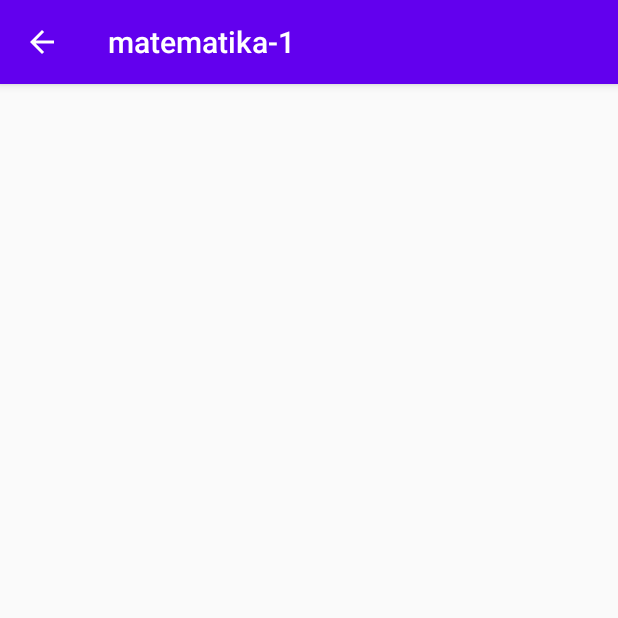
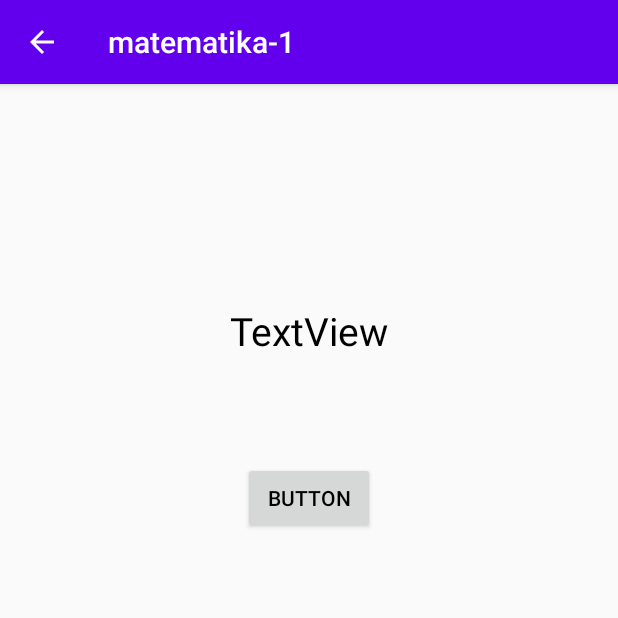
Before and after one commit to alimovjamshid/matematika1, an Android app: the Katta_kichikActivity screen opened directly, with no data from a screen before it, on a phone screen of 412 x 824 dp, the top half of it. Run offline under Robolectric (Android 15) with nearby library versions, the phone set to English and light mode, and no system bars.

Commit message:
matematika 1

```diff
--- a/app/build.gradle
+++ b/app/build.gradle
@@ -1,6 +1,7 @@
 plugins {
     id 'com.android.application'
     id 'org.jetbrains.kotlin.android'
+    id 'kotlin-android-extensions'
 }
 
 android {
--- /dev/null
+++ b/app/src/main/java/com/example/matematika_1/IkkiFragment.kt
@@ -0,0 +1,23 @@
+package com.example.matematika_1
+
+import android.os.Bundle
+import android.support.v4.app.Fragment
+import android.view.LayoutInflater
+import android.view.View
+import android.view.ViewGroup
+
+class IkkiFragment : Fragment() {
+
+    override fun onCreateView(
+        inflater: LayoutInflater, container: ViewGroup?,
+        savedInstanceState: Bundle?
+    ): View? {
+        // Inflate the layout for this fragment
+        return inflater.inflate(R.layout.fragment_ikki, container, false)
+    }
+
+    companion object {
+        @JvmStatic
+        fun newInstance()=IkkiFragment
+    }
+}
--- a/app/src/main/java/com/example/matematika_1/Katta_kichikActivity.kt
+++ b/app/src/main/java/com/example/matematika_1/Katta_kichikActivity.kt
@@ -3,9 +3,13 @@ package com.example.matematika_1
 import android.support.v7.app.AppCompatActivity
 import android.os.Bundle
 
+
 class Katta_kichikActivity : AppCompatActivity() {
+
     override fun onCreate(savedInstanceState: Bundle?) {
         super.onCreate(savedInstanceState)
         setContentView(R.layout.activity_katta_kichik)
+
+        supportFragmentManager.beginTransaction().replace(R.id.fragment,IkkiFragment()).commit()
     }
 }
--- a/app/src/main/java/com/example/matematika_1/MainActivity.kt
+++ b/app/src/main/java/com/example/matematika_1/MainActivity.kt
@@ -20,9 +20,10 @@ class MainActivity : AppCompatActivity() {
         window.setFlags(WindowManager.LayoutParams.FLAG_FULLSCREEN,WindowManager.LayoutParams.FLAG_FULLSCREEN)
         val btn=findViewById<ImageView>(R.id.play)
         btn.setOnClickListener(View.OnClickListener {
-            btn.setColorFilter(Color.GRAY)
+            btn.setColorFilter(R.drawable.play)
             val intent=Intent(this,PlayActivity::class.java)
             startActivity(intent)
+            btn.setColorFilter(R.color.main)
         })
     }
 }
--- a/app/src/main/res/layout-land/activity_main.xml
+++ /dev/null
@@ -1,9 +0,0 @@
-<?xml version="1.0" encoding="utf-8"?>
-<android.support.constraint.ConstraintLayout xmlns:android="http://schemas.android.com/apk/res/android"
-    xmlns:app="http://schemas.android.com/apk/res-auto"
-    xmlns:tools="http://schemas.android.com/tools"
-    android:layout_width="match_parent"
-    android:layout_height="match_parent"
-    tools:context=".MainActivity">
-
-</android.support.constraint.ConstraintLayout>
--- a/app/src/main/res/layout-sw600dp/activity_main.xml
+++ /dev/null
@@ -1,9 +0,0 @@
-<?xml version="1.0" encoding="utf-8"?>
-<android.support.constraint.ConstraintLayout xmlns:android="http://schemas.android.com/apk/res/android"
-    xmlns:app="http://schemas.android.com/apk/res-auto"
-    xmlns:tools="http://schemas.android.com/tools"
-    android:layout_width="match_parent"
-    android:layout_height="match_parent"
-    tools:context=".MainActivity">
-
-</android.support.constraint.ConstraintLayout>
--- a/app/src/main/res/layout/activity_katta_kichik.xml
+++ b/app/src/main/res/layout/activity_katta_kichik.xml
@@ -7,4 +7,14 @@
     tools:context=".Katta_kichikActivity">
 
 
+    <FrameLayout
+        android:id="@+id/fragment"
+        android:layout_width="match_parent"
+        android:layout_height="match_parent"
+        app:layout_constraintBottom_toBottomOf="parent"
+        app:layout_constraintEnd_toEndOf="parent"
+        app:layout_constraintStart_toStartOf="parent"
+        app:layout_constraintTop_toTopOf="parent">
+
+    </FrameLayout>
 </android.support.constraint.ConstraintLayout>
--- a/app/src/main/res/layout/activity_main.xml
+++ b/app/src/main/res/layout/activity_main.xml
@@ -37,8 +37,9 @@
         android:layout_height="wrap_content"
         android:textSize="30sp"
         android:text="Matematika 1"
+        android:textStyle="bold"
         android:textAllCaps="true"
-        android:textColor="#a5a"
+        android:textColor="#0E4EA5"
         android:textDirection="firstStrong"
         app:layout_constraintBottom_toBottomOf="parent"
         app:layout_constraintEnd_toEndOf="parent"
--- /dev/null
+++ b/app/src/main/res/layout/fragment_ikki.xml
@@ -0,0 +1,57 @@
+<?xml version="1.0" encoding="utf-8"?>
+<FrameLayout xmlns:android="http://schemas.android.com/apk/res/android"
+    xmlns:app="http://schemas.android.com/apk/res-auto"
+    xmlns:tools="http://schemas.android.com/tools"
+    android:layout_width="match_parent"
+    android:layout_height="match_parent"
+    tools:context=".IkkiFragment"
+    android:id="@+id/ikkifragment">
+
+
+    <android.support.constraint.ConstraintLayout
+        android:layout_width="match_parent"
+        android:layout_height="match_parent">
+
+        <ImageView
+            android:layout_width="150dp"
+            android:layout_height="150dp"
+            android:layout_marginStart="40dp"
+            app:layout_constraintBottom_toBottomOf="parent"
+            app:layout_constraintStart_toStartOf="parent"
+            app:layout_constraintTop_toTopOf="parent"
+            app:layout_constraintVertical_bias="0.7" />
+
+        <ImageView
+            android:layout_width="150dp"
+            android:layout_height="150dp"
+            android:layout_marginEnd="40dp"
+            app:layout_constraintBottom_toBottomOf="parent"
+            app:layout_constraintEnd_toEndOf="parent"
+            app:layout_constraintTop_toTopOf="parent"
+            app:layout_constraintVertical_bias="0.7" />
+
+        <TextView
+            android:id="@+id/textView2"
+            android:layout_width="wrap_content"
+            android:layout_height="wrap_content"
+            android:textSize="26sp"
+            android:text="TextView"
+            app:layout_constraintBottom_toBottomOf="parent"
+            app:layout_constraintEnd_toEndOf="parent"
+            app:layout_constraintStart_toStartOf="parent"
+            app:layout_constraintTop_toTopOf="parent"
+            app:layout_constraintVertical_bias="0.2" />
+
+        <Button
+            android:id="@+id/button"
+            android:layout_width="wrap_content"
+            android:layout_height="wrap_content"
+            android:text="Button"
+            app:layout_constraintBottom_toBottomOf="parent"
+            app:layout_constraintEnd_toEndOf="parent"
+            app:layout_constraintStart_toStartOf="parent"
+            app:layout_constraintTop_toTopOf="parent"
+            app:layout_constraintVertical_bias="0.35" />
+    </android.support.constraint.ConstraintLayout>
+
+</FrameLayout>
--- a/app/src/main/res/values/colors.xml
+++ b/app/src/main/res/values/colors.xml
@@ -7,4 +7,5 @@
     <color name="teal_700">#FF018786</color>
     <color name="black">#FF000000</color>
     <color name="white">#FFFFFFFF</color>
+    <color name="main">#0E4EA5</color>
 </resources>
--- a/app/src/main/res/values/strings.xml
+++ b/app/src/main/res/values/strings.xml
@@ -1,3 +1,5 @@
 <resources>
     <string name="app_name">matematika-1</string>
+    <!-- TODO: Remove or change this placeholder text -->
+    <string name="hello_blank_fragment">Hello blank fragment</string>
 </resources>
```
